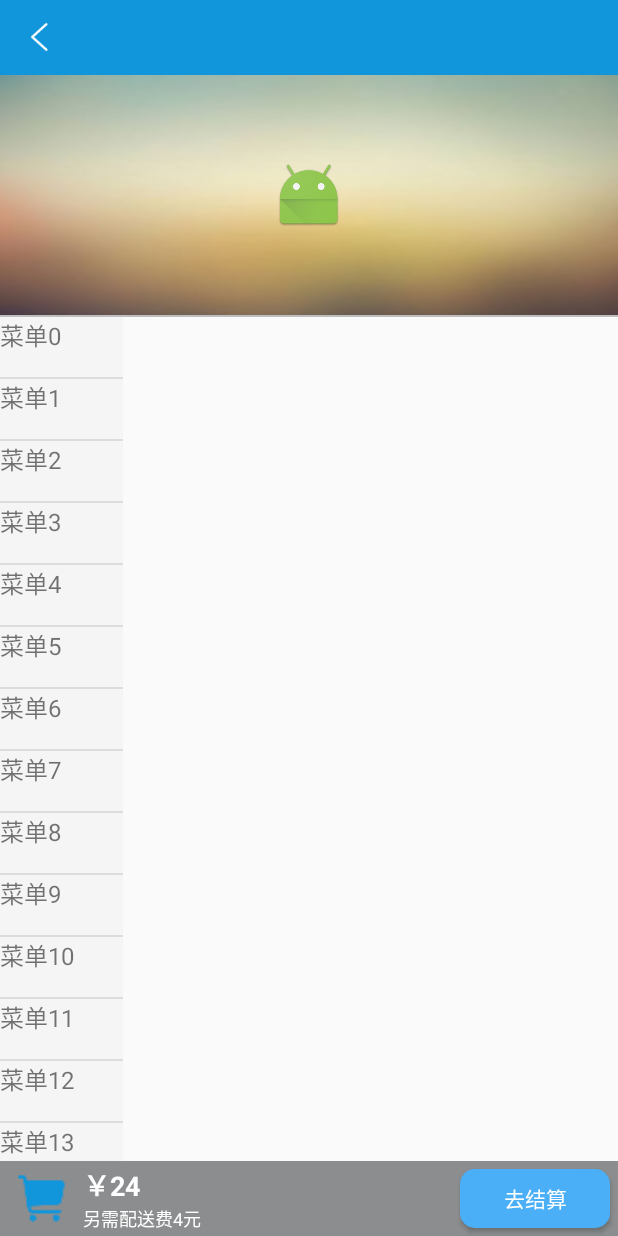
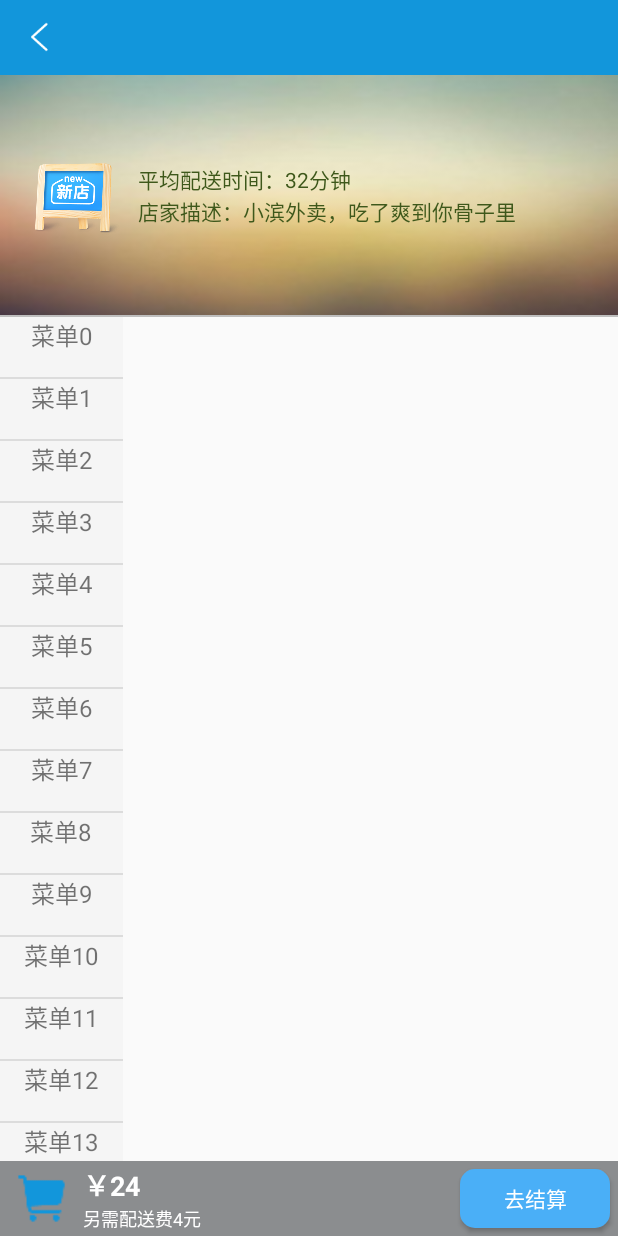
Before and after one commit to RuanXiaoHui/GoodTaste, an Android app: the GoodsDetailActivity screen opened directly, with no data from a screen before it, on a phone screen of 412 x 824 dp. Run offline under Robolectric (Android 15) with nearby library versions, the phone set to English and light mode, and no system bars.

Commit message:
商店详情界面布局修改

```diff
--- a/app/src/main/res/layout/activity_goods_detail.xml
+++ b/app/src/main/res/layout/activity_goods_detail.xml
@@ -24,8 +24,32 @@
                android:id="@+id/ivShopimg"
                android:layout_width="wrap_content"
                android:layout_height="wrap_content"
-               android:layout_centerInParent="true"
-               android:background="@mipmap/ic_launcher"/>
+               android:layout_centerVertical="true"
+               android:layout_marginLeft="15dp"
+               android:background="@mipmap/icon_categroy_6"/>
+           <LinearLayout
+               android:layout_width="wrap_content"
+               android:layout_height="wrap_content"
+               android:orientation="vertical"
+               android:layout_centerVertical="true"
+               android:layout_marginLeft="10dp"
+               android:layout_toRightOf="@+id/ivShopimg">
+               <TextView
+                   android:id="@+id/ivShopTime"
+                   android:layout_width="wrap_content"
+                   android:layout_height="wrap_content"
+                   android:textColor="#3e581b"
+                   android:text="平均配送时间：32分钟"/>
+               <TextView
+                   android:id="@+id/ivShopDesc"
+                   android:layout_width="wrap_content"
+                   android:layout_height="wrap_content"
+                   android:textColor="#3e581b"
+                   android:text="店家描述：小滨外卖，吃了爽到你骨子里"/>
+
+           </LinearLayout>
+
+
        </RelativeLayout>
 
         <View
--- a/app/src/main/res/layout/item_goods_leftmenu.xml
+++ b/app/src/main/res/layout/item_goods_leftmenu.xml
@@ -6,7 +6,7 @@
 
     <TextView
         android:id="@+id/tv"
-        android:layout_width="wrap_content"
+        android:layout_width="match_parent"
         android:layout_height="wrap_content"
         android:gravity="center"
         android:textSize="16sp"/>
```
